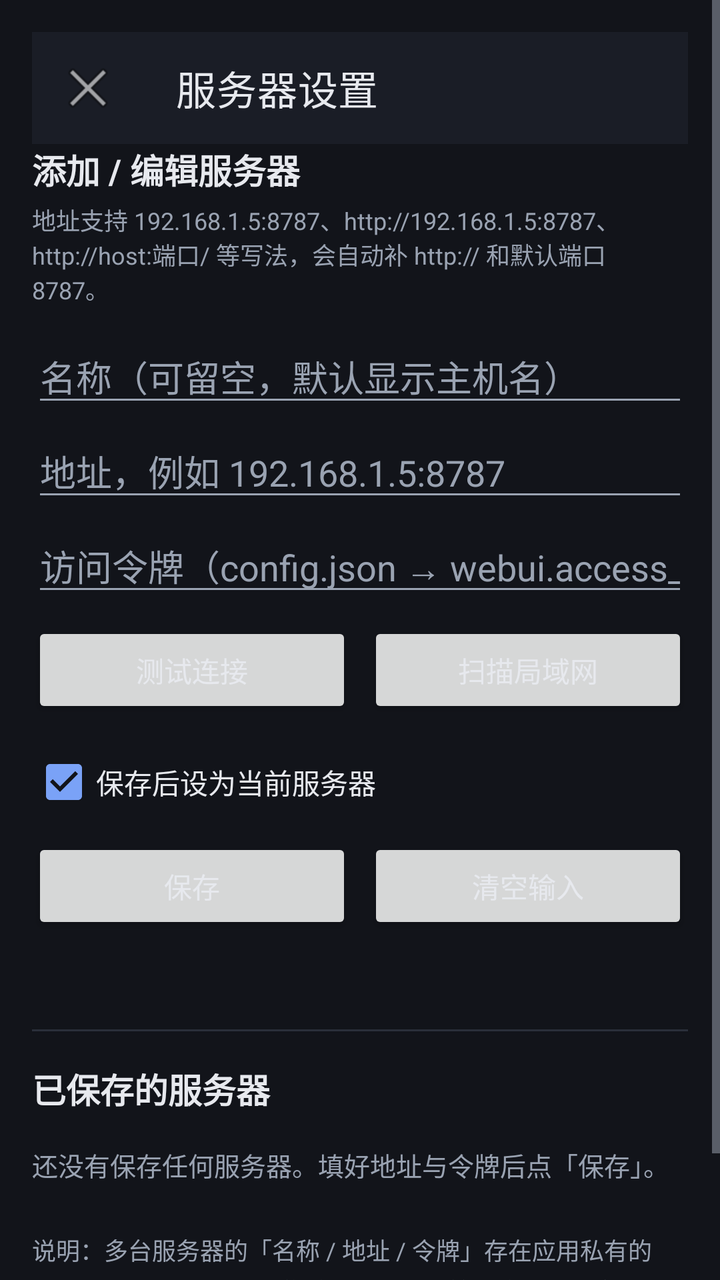
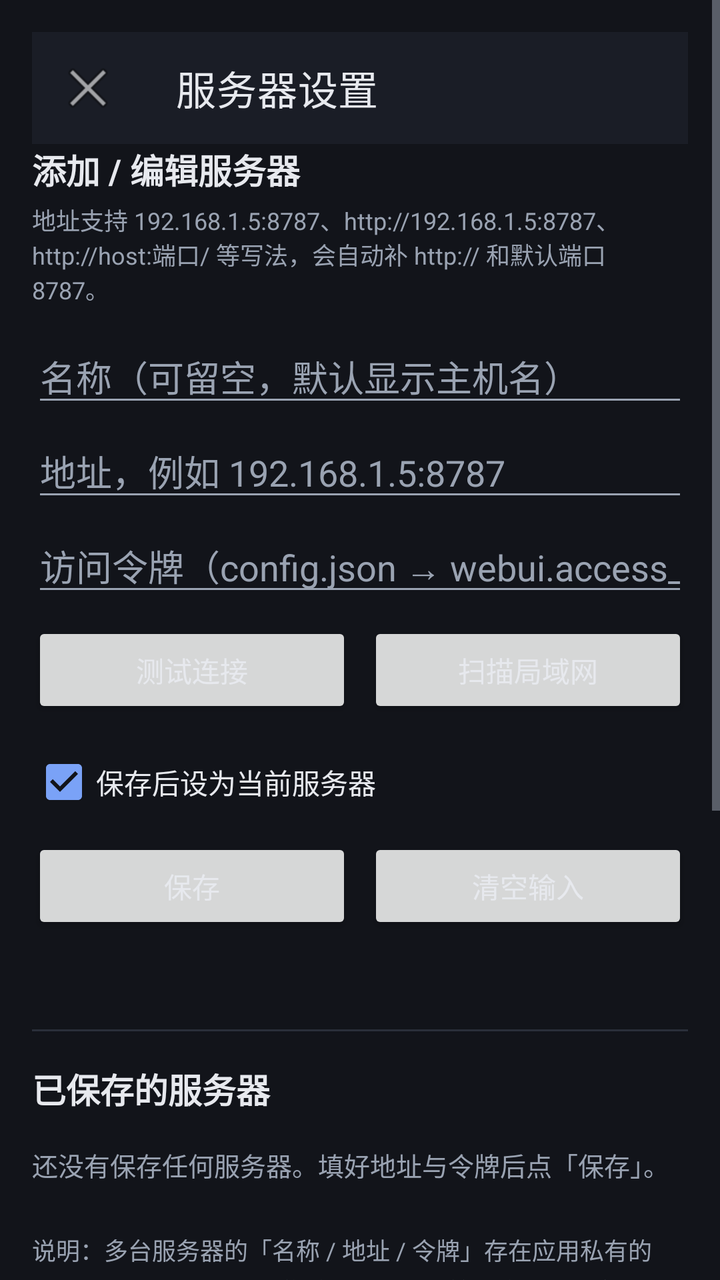

Before-and-after screenshots of an Android layout around one commit, followed by the original layout XML and the change that was made.
<!-- AndroidManifest.xml: application theme Theme.Pixiko -->
<!-- res/layout/activity_settings.xml -->
<?xml version="1.0" encoding="utf-8"?>
<ScrollView xmlns:android="http://schemas.android.com/apk/res/android"
    xmlns:app="http://schemas.android.com/apk/res-auto"
    android:layout_width="match_parent"
    android:layout_height="match_parent"
    android:background="@color/pixiko_bg"
    android:fillViewport="true">

    <LinearLayout
        android:layout_width="match_parent"
        android:layout_height="wrap_content"
        android:orientation="vertical"
        android:padding="16dp">

        <com.google.android.material.appbar.MaterialToolbar
            android:id="@+id/toolbar"
            android:layout_width="match_parent"
            android:layout_height="?attr/actionBarSize"
            android:background="@color/pixiko_bar"
            app:navigationIcon="@android:drawable/ic_menu_close_clear_cancel"
            app:title="@string/settings_title"
            app:titleTextColor="@color/pixiko_text" />

        <TextView
            android:layout_width="match_parent"
            android:layout_height="wrap_content"
            android:text="@string/settings_edit_title"
            android:textColor="@color/pixiko_text"
            android:textSize="17sp"
            android:textStyle="bold" />

        <TextView
            android:layout_width="match_parent"
            android:layout_height="wrap_content"
            android:layout_marginTop="4dp"
            android:text="@string/settings_edit_hint"
            android:textColor="@color/pixiko_muted"
            android:textSize="12sp" />

        <EditText
            android:id="@+id/field_name"
            android:layout_width="match_parent"
            android:layout_height="wrap_content"
            android:layout_marginTop="12dp"
            android:autofillHints="none"
            android:hint="@string/settings_name"
            android:importantForAutofill="no"
            android:inputType="text"
            android:maxLines="1"
            android:textColor="@color/pixiko_text"
            android:textColorHint="@color/pixiko_muted" />

        <EditText
            android:id="@+id/field_address"
            android:layout_width="match_parent"
            android:layout_height="wrap_content"
            android:layout_marginTop="4dp"
            android:autofillHints="none"
            android:hint="@string/settings_address"
            android:importantForAutofill="no"
            android:inputType="textUri"
            android:maxLines="1"
            android:textColor="@color/pixiko_text"
            android:textColorHint="@color/pixiko_muted" />

        
        <TextView
            android:id="@+id/build_host_hint"
            android:layout_width="match_parent"
            android:layout_height="wrap_content"
            android:layout_marginTop="2dp"
            android:textColor="@color/pixiko_accent"
            android:textSize="12sp"
            android:visibility="gone" />

        <EditText
            android:id="@+id/field_token"
            android:layout_width="match_parent"
            android:layout_height="wrap_content"
            android:layout_marginTop="4dp"
            android:autofillHints="none"
            android:hint="@string/settings_token"
            android:importantForAutofill="no"
            android:inputType="textPassword"
            android:maxLines="1"
            android:textColor="@color/pixiko_text"
            android:textColorHint="@color/pixiko_muted" />

        <LinearLayout
            android:layout_width="match_parent"
            android:layout_height="wrap_content"
            android:layout_marginTop="8dp"
            android:orientation="horizontal">

            <Button
                android:id="@+id/action_test"
                android:layout_width="0dp"
                android:layout_height="wrap_content"
                android:layout_weight="1"
                android:text="@string/settings_test" />

            <Button
                android:id="@+id/action_scan"
                android:layout_width="0dp"
                android:layout_height="wrap_content"
                android:layout_marginStart="8dp"
                android:layout_weight="1"
                android:text="@string/settings_scan" />
        </LinearLayout>

        <CheckBox
            android:id="@+id/field_active"
            android:layout_width="match_parent"
            android:layout_height="wrap_content"
            android:layout_marginTop="8dp"
            android:checked="true"
            android:text="@string/settings_set_active"
            android:textColor="@color/pixiko_text" />

        <LinearLayout
            android:layout_width="match_parent"
            android:layout_height="wrap_content"
            android:layout_marginTop="4dp"
            android:orientation="horizontal">

            <Button
                android:id="@+id/action_save"
                android:layout_width="0dp"
                android:layout_height="wrap_content"
                android:layout_weight="1"
                android:text="@string/settings_save" />

            <Button
                android:id="@+id/action_cancel_edit"
                android:layout_width="0dp"
                android:layout_height="wrap_content"
                android:layout_marginStart="8dp"
                android:layout_weight="1"
                android:text="@string/settings_reset" />
        </LinearLayout>

        
        <TextView
            android:id="@+id/status_text"
            android:layout_width="match_parent"
            android:layout_height="wrap_content"
            android:layout_marginTop="10dp"
            android:lineSpacingExtra="2dp"
            android:textColor="@color/pixiko_text"
            android:textSize="13sp" />

        <ProgressBar
            android:id="@+id/scan_progress"
            style="?android:attr/progressBarStyleHorizontal"
            android:layout_width="match_parent"
            android:layout_height="wrap_content"
            android:layout_marginTop="6dp"
            android:indeterminate="false"
            android:max="100"
            android:visibility="gone" />

        <View
            android:layout_width="match_parent"
            android:layout_height="1dp"
            android:layout_marginTop="20dp"
            android:background="@color/pixiko_divider" />

        <TextView
            android:layout_width="match_parent"
            android:layout_height="wrap_content"
            android:layout_marginTop="16dp"
            android:text="@string/settings_saved_title"
            android:textColor="@color/pixiko_text"
            android:textSize="17sp"
            android:textStyle="bold" />

        <LinearLayout
            android:id="@+id/server_list"
            android:layout_width="match_parent"
            android:layout_height="wrap_content"
            android:layout_marginTop="8dp"
            android:orientation="vertical" />

        <TextView
            android:id="@+id/server_empty"
            android:layout_width="match_parent"
            android:layout_height="wrap_content"
            android:layout_marginTop="8dp"
            android:text="@string/settings_empty"
            android:textColor="@color/pixiko_muted"
            android:textSize="13sp" />

        <TextView
            android:layout_width="match_parent"
            android:layout_height="wrap_content"
            android:layout_marginTop="24dp"
            android:lineSpacingExtra="3dp"
            android:text="@string/settings_security_note"
            android:textColor="@color/pixiko_muted"
            android:textSize="12sp" />
    </LinearLayout>
</ScrollView>
<!-- resources referenced by this layout -->
<resources>
  <color name="pixiko_accent">#FF7AA2F7</color>
  <color name="pixiko_bar">#FF1A1D26</color>
  <color name="pixiko_bg">#FF12141A</color>
  <color name="pixiko_divider">#FF2A2F3A</color>
  <color name="pixiko_muted">#FF9AA3B2</color>
  <color name="pixiko_text">#FFE7E9EE</color>
  <string name="settings_address">地址，例如 192.168.1.5:8787</string>
  <string name="settings_edit_hint">地址支持 192.168.1.5:8787、http://192.168.1.5:8787、http://host:端口/ 等写法，会自动补 http:// 和默认端口 8787。</string>
  <string name="settings_edit_title">添加 / 编辑服务器</string>
  <string name="settings_empty">还没有保存任何服务器。填好地址与令牌后点「保存」。</string>
  <string name="settings_name">名称（可留空，默认显示主机名）</string>
  <string name="settings_reset">清空输入</string>
  <string name="settings_save">保存</string>
  <string name="settings_saved_title">已保存的服务器</string>
  <string name="settings_scan">扫描局域网</string>
  <string name="settings_security_note">说明：多台服务器的「名称 / 地址 / 令牌」存在应用私有的 SharedPreferences 里（卸载 app 即清除），令牌是明文存储，不要用外部存储保存或把该文件拷给别人。清理数据会一并清掉。</string>
  <string name="settings_set_active">保存后设为当前服务器</string>
  <string name="settings_test">测试连接</string>
  <string name="settings_title">服务器设置</string>
  <string name="settings_token">访问令牌（config.json → webui.access_token）</string>
  <style name="Theme.Pixiko" parent="Theme.MaterialComponents.DayNight.NoActionBar">
          <item name="colorPrimary">@color/pixiko_accent</item>
          <item name="colorPrimaryVariant">@color/pixiko_bar</item>
          <item name="colorOnPrimary">#FF0B0D12</item>
          <item name="colorSecondary">@color/pixiko_accent</item>
          <item name="colorOnSecondary">#FF0B0D12</item>
          <item name="android:colorBackground">@color/pixiko_bg</item>
          <item name="colorSurface">@color/pixiko_bar</item>
          <item name="colorOnSurface">@color/pixiko_text</item>
          <item name="android:textColorPrimary">@color/pixiko_text</item>
          <item name="android:textColorSecondary">@color/pixiko_muted</item>
          <item name="android:windowBackground">@color/pixiko_bg</item>
          <item name="android:statusBarColor">@color/pixiko_bar</item>
          <item name="android:navigationBarColor">@color/pixiko_bg</item>
          <item name="android:windowLightStatusBar">false</item>
          <item name="android:windowLightNavigationBar" tools:targetApi="o_mr1">false</item>
          <item name="android:windowDrawsSystemBarBackgrounds">true</item>
      </style>
</resources>

<!-- the commit's change to res/layout/activity_settings.xml (unified diff, before → after) -->
@@ -198,5 +198,135 @@
             android:text="@string/settings_security_note"
             android:textColor="@color/pixiko_muted"
             android:textSize="12sp" />
+
+        
+        <View
+            android:layout_width="match_parent"
+            android:layout_height="1dp"
+            android:layout_marginTop="20dp"
+            android:background="@color/pixiko_divider" />
+
+        <LinearLayout
+            android:layout_width="match_parent"
+            android:layout_height="wrap_content"
+            android:layout_marginTop="16dp"
+            android:gravity="center_vertical"
+            android:orientation="horizontal">
+
+            <TextView
+                android:layout_width="0dp"
+                android:layout_height="wrap_content"
+                android:layout_weight="1"
+                android:text="@string/settings_update_title"
+                android:textColor="@color/pixiko_text"
+                android:textSize="17sp"
+                android:textStyle="bold" />
+
+            
+            <TextView
+                android:id="@+id/update_badge"
+                android:layout_width="wrap_content"
+                android:layout_height="wrap_content"
+                android:background="@color/pixiko_danger"
+                android:paddingStart="8dp"
+                android:paddingTop="2dp"
+                android:paddingEnd="8dp"
+                android:paddingBottom="2dp"
+                android:text="@string/settings_update_badge"
+                android:textColor="@color/pixiko_text"
+                android:textSize="11sp"
+                android:visibility="gone" />
+        </LinearLayout>
+
+        <TextView
+            android:id="@+id/update_current"
+            android:layout_width="match_parent"
+            android:layout_height="wrap_content"
+            android:layout_marginTop="4dp"
+            android:textColor="@color/pixiko_muted"
+            android:textSize="12sp" />
+
+        <CheckBox
+            android:id="@+id/update_auto"
+            android:layout_width="match_parent"
+            android:layout_height="wrap_content"
+            android:layout_marginTop="4dp"
+            android:checked="true"
+            android:text="@string/settings_update_auto"
+            android:textColor="@color/pixiko_text" />
+
+        <Button
+            android:id="@+id/update_check"
+            android:layout_width="match_parent"
+            android:layout_height="wrap_content"
+            android:layout_marginTop="4dp"
+            android:text="@string/settings_update_check" />
+
+        
+        <ProgressBar
+            android:id="@+id/update_progress"
+            style="?android:attr/progressBarStyleHorizontal"
+            android:layout_width="match_parent"
+            android:layout_height="wrap_content"
+            android:layout_marginTop="8dp"
+            android:indeterminate="false"
+            android:max="100"
+            android:visibility="gone" />
+
+        
+        <TextView
+            android:id="@+id/update_info"
+            android:layout_width="match_parent"
+            android:layout_height="wrap_content"
+            android:layout_marginTop="8dp"
+            android:lineSpacingExtra="2dp"
+            android:textColor="@color/pixiko_accent"
+            android:textSize="13sp"
+            android:visibility="gone" />
+
+        <LinearLayout
+            android:id="@+id/update_actions"
+            android:layout_width="match_parent"
+            android:layout_height="wrap_content"
+            android:layout_marginTop="4dp"
+            android:orientation="horizontal"
+            android:visibility="gone">
+
+            <Button
+                android:id="@+id/update_download"
+                android:layout_width="0dp"
+                android:layout_height="wrap_content"
+                android:layout_weight="1"
+                android:text="@string/settings_update_download" />
+
+            <Button
+                android:id="@+id/update_release_page"
+                android:layout_width="0dp"
+                android:layout_height="wrap_content"
+                android:layout_marginStart="8dp"
+                android:layout_weight="1"
+                android:text="@string/settings_update_release_page"
+                android:visibility="gone" />
+        </LinearLayout>
+
+        
+        <TextView
+            android:id="@+id/update_status"
+            android:layout_width="match_parent"
+            android:layout_height="wrap_content"
+            android:layout_marginTop="8dp"
+            android:lineSpacingExtra="2dp"
+            android:textColor="@color/pixiko_text"
+            android:textSize="13sp" />
+
+        
+        <TextView
+            android:layout_width="match_parent"
+            android:layout_height="wrap_content"
+            android:layout_marginTop="10dp"
+            android:lineSpacingExtra="3dp"
+            android:text="@string/settings_update_boundary"
+            android:textColor="@color/pixiko_muted"
+            android:textSize="12sp" />
     </LinearLayout>
 </ScrollView>
<!-- resource entries referenced after the edit -->
@@ -3,6 +3,7 @@
   <color name="pixiko_accent">#FF7AA2F7</color>
   <color name="pixiko_bar">#FF1A1D26</color>
   <color name="pixiko_bg">#FF12141A</color>
+  <color name="pixiko_danger">#FFB3261E</color>
   <color name="pixiko_divider">#FF2A2F3A</color>
   <color name="pixiko_muted">#FF9AA3B2</color>
   <color name="pixiko_text">#FFE7E9EE</color>
@@ -20,6 +21,13 @@
   <string name="settings_test">测试连接</string>
   <string name="settings_title">服务器设置</string>
   <string name="settings_token">访问令牌（config.json → webui.access_token）</string>
+  <string name="settings_update_auto">自动检查更新（启动后检查一次）</string>
+  <string name="settings_update_badge">有新版本</string>
+  <string name="settings_update_boundary">现实边界：下载与 sha256 校验全自动，最后一步需要你在系统弹窗里点「安装」—— 这是 Android 的限制，静默替换需要 root 或系统签名（device-owner）。本 app 不会也不能替你点那一下。</string>
+  <string name="settings_update_check">检查更新</string>
+  <string name="settings_update_download">下载并安装</string>
+  <string name="settings_update_release_page">打开发行页</string>
+  <string name="settings_update_title">应用更新</string>
   <style name="Theme.Pixiko" parent="Theme.MaterialComponents.DayNight.NoActionBar">
           <item name="colorPrimary">@color/pixiko_accent</item>
           <item name="colorPrimaryVariant">@color/pixiko_bar</item>
